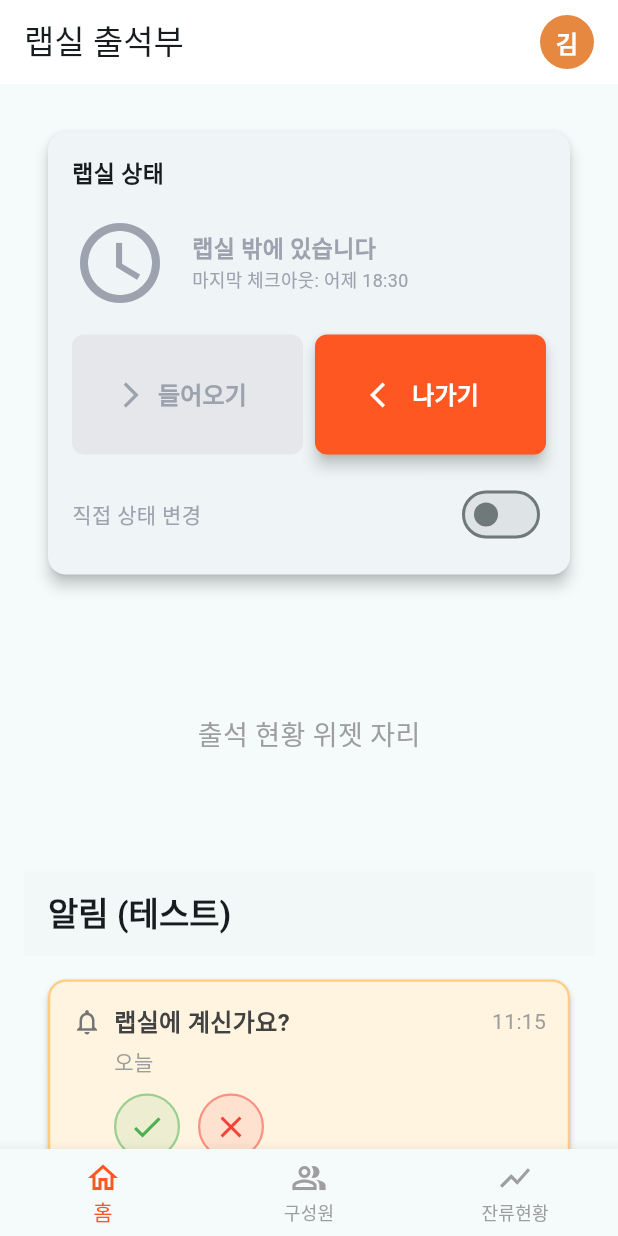
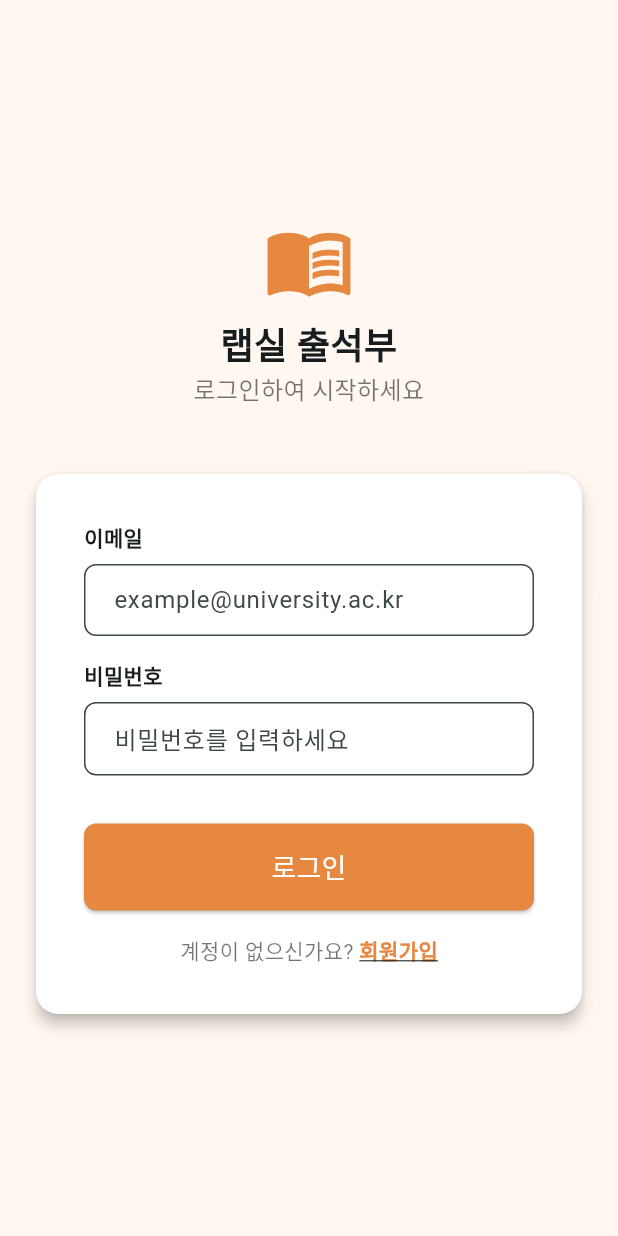
Before and after one commit to tomchaccom/lab_chulseokbu, a Flutter app: the screen it shows after launch, on a phone screen of 412 x 824 dp. Run offline on Flutter 3.47's test engine with Material 3 defaults, Android fonts, the phone set to English and light mode, and no system bars; our stand-ins replace shared_preferences.

Commit message:
한글 입력 테스트

```diff
--- /dev/null
+++ b/frontend/lib/HomeTab/AuthTab/AuthScreen.dart
@@ -0,0 +1,384 @@
+// auth_screens.dart 파일 내용
+
+import 'package:flutter/material.dart';
+import 'package:flutter/gestures.dart';
+// 이미지에서 볼 수 있는 주황색 버튼 색상
+const Color _orangeColor = Color(0xFFE68840);
+const Color _backgroundColor = Color(0xFFFFFFFF);
+const Color _lightOrangeBackground = Color(0xFFFFF7F0);
+// --- 1. 로그인 화면 ---
+class LoginScreen extends StatelessWidget {
+  const LoginScreen({
+    super.key,
+    required this.onLoginSuccess,
+    required this.onGoToSignUp,
+  });
+
+  final VoidCallback onLoginSuccess;
+  final VoidCallback onGoToSignUp;
+
+  @override
+  Widget build(BuildContext context) {
+    return Scaffold(
+      // 💡 수정 1: 전체 Scaffold의 배경색을 연한 주황색 계열로 변경
+      backgroundColor: _lightOrangeBackground,
+      body: Center(
+        child: SingleChildScrollView(
+          padding: const EdgeInsets.symmetric(horizontal: 20.0), // 좌우 패딩 조정
+          child: Column(
+            mainAxisAlignment: MainAxisAlignment.center,
+            crossAxisAlignment: CrossAxisAlignment.stretch,
+            children: <Widget>[
+              // 로고 및 제목
+              const Icon(Icons.menu_book, size: 60, color: _orangeColor),
+              const SizedBox(height: 8),
+              const Text(
+                '랩실 출석부',
+                textAlign: TextAlign.center,
+                style: TextStyle(fontSize: 24, fontWeight: FontWeight.bold),
+              ),
+              const Text(
+                '로그인하여 시작하세요',
+                textAlign: TextAlign.center,
+                style: TextStyle(fontSize: 16, color: Colors.black54), // 색상 조정
+              ),
+              const SizedBox(height: 40),
+
+              // 💡 수정 2: 로그인 폼 부분을 흰색 Card로 감싸서 이미지를 재현
+              Card(
+                color: _backgroundColor, // 카드 배경색을 흰색으로 지정
+                elevation: 4, // 그림자 효과
+                shape: RoundedRectangleBorder(
+                  borderRadius: BorderRadius.circular(15.0),
+                ),
+                child: Padding(
+                  padding: const EdgeInsets.all(32.0),
+                  child: Column(
+                    crossAxisAlignment: CrossAxisAlignment.stretch,
+                    children: <Widget>[
+                      // 이메일 입력 필드
+                      const Text('이메일', style: TextStyle(fontWeight: FontWeight.bold)),
+                      const SizedBox(height: 8),
+                      const TextField(
+                        keyboardType: TextInputType.emailAddress,
+                        decoration: InputDecoration(
+                          hintText: 'example@university.ac.kr',
+                          filled: true,
+                          fillColor: Colors.white, // 배경색이 흰색일 때 대비를 위해 유지
+                          border: OutlineInputBorder(
+                            borderRadius: BorderRadius.all(Radius.circular(8)),
+                            borderSide: BorderSide(
+                            color: Colors.grey, // 이미지와 유사한 연한 회색 테두리
+                              width: 1.0,),
+
+                          ),
+                          contentPadding: EdgeInsets.symmetric(horizontal: 16, vertical: 12),
+                        ),
+                      ),
+                      const SizedBox(height: 16),
+
+                      // 비밀번호 입력 필드
+                      const Text('비밀번호', style: TextStyle(fontWeight: FontWeight.bold)),
+                      const SizedBox(height: 8),
+                      const TextField(
+                        obscureText: true,
+                        decoration: InputDecoration(
+                          hintText: '비밀번호를 입력하세요',
+                          filled: true,
+                          fillColor: Colors.white,
+                          border: OutlineInputBorder(
+                            borderRadius: BorderRadius.all(Radius.circular(8)),
+                            borderSide: BorderSide(
+                              color: Colors.grey, // 이미지와 유사한 연한 회색 테두리
+                              width: 1.0,),
+                          ),
+                          contentPadding: EdgeInsets.symmetric(horizontal: 16, vertical: 12),
+                        ),
+                      ),
+                      const SizedBox(height: 32),
+
+                      // 로그인 버튼
+                      ElevatedButton(
+                        onPressed: onLoginSuccess,
+                        style: ElevatedButton.styleFrom(
+                          backgroundColor: _orangeColor,
+                          foregroundColor: _backgroundColor,
+                          padding: const EdgeInsets.symmetric(vertical: 16),
+                          shape: RoundedRectangleBorder(borderRadius: BorderRadius.circular(8)),
+                        ),
+                        child: const Text('로그인', style: TextStyle(fontSize: 18)),
+                      ),
+
+                      const SizedBox(height: 16),
+
+                      // 계정이 없으신가요? 회원가입
+                      Center(
+                        child: Text.rich(
+                          TextSpan(
+                            text: '계정이 없으신가요? ',
+                            style: const TextStyle(color: Colors.black54),
+                            children: <TextSpan>[
+                              TextSpan(
+                                text: '회원가입',
+                                style: const TextStyle(
+                                  color: _orangeColor,
+                                  fontWeight: FontWeight.bold,
+                                  decoration: TextDecoration.underline, // 옵션: 밑줄 추가
+                                ),
+                                recognizer: TapGestureRecognizer()
+                                  ..onTap = onGoToSignUp,
+                              ),
+                            ],
+                          ),
+                        ),
+                      ),
+                    ],
+                  ),
+                ),
+              ),
+            ],
+          ),
+        ),
+      ),
+    );
+  }
+}
+
+// --- 2. 회원가입 화면 ---
+class SignUpScreen extends StatefulWidget { // 💡 StatefulWidget으로 변경
+  const SignUpScreen({super.key, required this.onGoToLogin});
+
+  final VoidCallback onGoToLogin;
+
+  @override
+  State<SignUpScreen> createState() => _SignUpScreenState();
+}
+
+class _SignUpScreenState extends State<SignUpScreen> {
+  // 💡 1. TextEditingController: 각 입력 필드의 값을 제어
+  final TextEditingController _nameController = TextEditingController();
+  final TextEditingController _studentIdController = TextEditingController();
+  final TextEditingController _phoneController = TextEditingController();
+  final TextEditingController _emailController = TextEditingController();
+
+  // 💡 2. 유효성 검사 상태 변수 (기본값: true. 즉, 오류가 없다는 상태)
+  bool _isNameValid = true;
+  bool _isStudentIdValid = true;
+  bool _isPhoneValid = true;
+  bool _isEmailValid = true;
+
+  // 💡 3. 유효성 검사 로직
+  void _validateAndSubmit() {
+    setState(() {
+      // 모든 필드의 현재 유효성 검사 실행
+      _isNameValid = _nameController.text.isNotEmpty;
+      // 학번은 8자리 이상인지 추가 검사 (이미지 '8-10자리 숫자' 참고)
+      _isStudentIdValid = _studentIdController.text.length >= 8;
+      _isPhoneValid = _phoneController.text.isNotEmpty;
+      _isEmailValid = _emailController.text.isNotEmpty;
+    });
+
+    // 모든 필드가 유효하면 로그인 화면으로 돌아갑니다. (실제로는 서버 가입 로직 수행)
+    if (_isNameValid && _isStudentIdValid && _isPhoneValid && _isEmailValid) {
+      widget.onGoToLogin();
+    }
+  }
+
+  @override
+  void dispose() {
+    // Controller 사용 후 반드시 dispose
+    _nameController.dispose();
+    _studentIdController.dispose();
+    _phoneController.dispose();
+    _emailController.dispose();
+    super.dispose();
+  }
+
+  @override
+  Widget build(BuildContext context) {
+    // ... (build 메서드 내용: 이 부분은 이전 코드와 동일합니다)
+    return Scaffold(
+      appBar: AppBar(
+        leading: IconButton(
+          icon: const Icon(Icons.arrow_back),
+          onPressed: widget.onGoToLogin,
+          color: Colors.black,
+        ),
+        title: const Text('회원가입', style: TextStyle(color: Colors.black)),
+        backgroundColor: _lightOrangeBackground,
+      ),
+      backgroundColor: _lightOrangeBackground, // 수정: 배경색 _backgroundColor -> _lightOrangeBackground
+      body: SingleChildScrollView(
+        padding: const EdgeInsets.all(32.0),
+        child: Column(
+          crossAxisAlignment: CrossAxisAlignment.stretch,
+          children: <Widget>[
+            // ... (앱 로고 및 제목)
+            const Icon(Icons.menu_book, size: 60, color: _orangeColor),
+            const SizedBox(height: 16),
+            const Text(
+              '회원가입',
+              textAlign: TextAlign.center,
+              style: TextStyle(fontSize: 24, fontWeight: FontWeight.bold),
+            ),
+            const Text(
+              '정보를 입력하여 가입하세요',
+              textAlign: TextAlign.center,
+              style: TextStyle(fontSize: 16, color: Colors.grey),
+            ),
+            const SizedBox(height: 32),
+
+            // 입력 폼을 흰색 카드로 감싸서 이미지 디자인 재현
+            Card(
+              color: _backgroundColor,
+              elevation: 4,
+              shape: RoundedRectangleBorder(
+                borderRadius: BorderRadius.circular(15.0),
+              ),
+              child: Padding(
+                padding: const EdgeInsets.all(24.0),
+                child: Column(
+                  crossAxisAlignment: CrossAxisAlignment.stretch,
+                  children: [
+                    // 이름 입력 필드
+                    _buildInputField(
+                      controller: _nameController,
+                      label: '이름',
+                      hintText: '홍길동',
+                      isValid: _isNameValid,
+                      errorMessage: '이름을 입력해주세요',
+                    ),
+
+                    // 학번 입력 필드
+                    _buildInputField(
+                      controller: _studentIdController,
+                      label: '학번',
+                      hintText: '20241234',
+                      keyboardType: TextInputType.number,
+                      helperText: '8-10자리 숫자',
+                      isValid: _isStudentIdValid,
+                      errorMessage: '학번을 8자리 이상 입력해주세요',
+                    ),
+
+                    // 전화번호 입력 필드
+                    _buildInputField(
+                      controller: _phoneController,
+                      label: '전화번호',
+                      hintText: '010-1234-5678',
+                      keyboardType: TextInputType.phone,
+                      isValid: _isPhoneValid,
+                      errorMessage: '전화번호를 입력해주세요',
+                    ),
+
+                    // 이메일 입력 필드
+                    _buildInputField(
+                      controller: _emailController,
+                      label: '이메일',
+                      hintText: 'example@university.ac.kr',
+                      keyboardType: TextInputType.emailAddress,
+                      isValid: _isEmailValid,
+                      errorMessage: '이메일을 입력해주세요',
+                    ),
+
+                    const SizedBox(height: 16),
+                  ],
+                ),
+              ),
+            ),
+            const SizedBox(height: 40),
+
+            // 가입하기 버튼
+            ElevatedButton(
+              onPressed: _validateAndSubmit,
+              style: ElevatedButton.styleFrom(
+                backgroundColor: _orangeColor,
+                foregroundColor: _backgroundColor,
+                padding: const EdgeInsets.symmetric(vertical: 16),
+                shape: RoundedRectangleBorder(borderRadius: BorderRadius.circular(8)),
+              ),
+              child: const Text('가입하기', style: TextStyle(fontSize: 18)),
+            ),
+          ],
+        ),
+      ),
+    );
+  }
+
+  // 💡 4. 공통 입력 필드 위젯 (이 메서드를 클래스 내부에 정의해야 합니다!)
+  Widget _buildInputField({
+    required TextEditingController controller,
+    required String label,
+    required String hintText,
+    required bool isValid,
+    required String errorMessage,
+    TextInputType keyboardType = TextInputType.text,
+    String? helperText,
+    bool obscureText = false,
+  }) {
+    const Color _orangeColor = Color(0xFFE68840); // _buildInputField 내에서도 사용하기 위해 재정의 혹은 상단 const 사용
+
+    // 오류가 있을 경우 빨간색 테두리
+    final borderColor = isValid ? Colors.grey : Colors.red;
+
+    return Padding(
+      padding: const EdgeInsets.only(bottom: 20.0), // 필드 간 간격
+      child: Column(
+        crossAxisAlignment: CrossAxisAlignment.start,
+        children: [
+          Text(label, style: const TextStyle(fontWeight: FontWeight.bold)),
+          if (helperText != null)
+            Text(helperText, style: const TextStyle(fontSize: 12, color: Colors.black54)),
+          const SizedBox(height: 8),
+          TextField(
+            controller: controller,
+            keyboardType: keyboardType,
+            obscureText: obscureText,
+            decoration: InputDecoration(
+              hintText: hintText,
+              filled: true,
+              fillColor: Colors.white,
+              // 💡 테두리 색상을 isValid 상태에 따라 변경
+              border: OutlineInputBorder(
+                borderRadius: const BorderRadius.all(Radius.circular(8)),
+                borderSide: BorderSide(
+                  color: borderColor,
+                  width: 1.0,
+                ),
+              ),
+              // 💡 포커스 시 테두리 색상도 변경 (에러 상태가 아닐 경우 주황색 유지)
+              focusedBorder: OutlineInputBorder(
+                borderRadius: const BorderRadius.all(Radius.circular(8)),
+                borderSide: BorderSide(
+                  color: isValid ? _orangeColor : Colors.red,
+                  width: 1.0,
+                ),
+              ),
+              contentPadding: const EdgeInsets.symmetric(horizontal: 16, vertical: 12),
+            ),
+            // 입력할 때마다 유효성 상태를 리셋하여 경고를 숨기기 위해 리스너 추가 (옵션)
+            onChanged: (text) {
+              if (!isValid) {
+                setState(() {
+                  // 사용자가 입력 시작하면 오류 표시를 숨김
+                  if (label == '이름') _isNameValid = true;
+                  if (label == '학번') _isStudentIdValid = true;
+                  if (label == '전화번호') _isPhoneValid = true;
+                  if (label == '이메일') _isEmailValid = true;
+                });
+              }
+            },
+          ),
+          // 💡 유효성 검사 실패 시 경고 메시지 출력
+          if (!isValid)
+            Padding(
+              padding: const EdgeInsets.only(top: 4.0),
+              child: Text(
+                errorMessage,
+                style: const TextStyle(color: Colors.red, fontSize: 13),
+              ),
+            ),
+        ],
+      ),
+    );
+  }
+}
--- a/frontend/lib/main.dart
+++ b/frontend/lib/main.dart
@@ -5,12 +5,66 @@ import 'package:frontend/TabBar/Shared_widgets.dart';
 import 'package:frontend/HomeTab/Views/NotificationView.dart';
 import 'package:frontend/HomeTab/Views/daily_status_view.dart';
 import 'package:frontend/HomeTab/Views/EditProfileView.dart';
+import 'package:frontend/HomeTab/AuthTab/AuthScreen.dart';
 void main() {
   runApp(const MyApp());
 }
 
 const BGC = Color(0xFFFFFFFF);
 
+
+class AuthGate extends StatefulWidget {
+  const AuthGate({super.key});
+
+  @override
+  State<AuthGate> createState() => _AuthGateState();
+}
+
+
+class _AuthGateState extends State<AuthGate> {
+  // 💡 핵심: 로그인 상태를 관리하는 변수 (기본값: false)
+  bool _isLoggedIn = false;
+  // 💡 회원가입/로그인 화면 전환을 위한 변수 (기본값: false)
+  bool _isSigningUp = false;
+
+  void _handleLoginSuccess() {
+    setState(() {
+      _isLoggedIn = true;
+    });
+  }
+
+  void _handleGoToSignUp() {
+    setState(() {
+      _isSigningUp = true;
+    });
+  }
+
+  void _handleGoToLogin() {
+    setState(() {
+      _isSigningUp = false;
+    });
+  }
+
+  @override
+  Widget build(BuildContext context) {
+    if (_isLoggedIn) {
+      // 🟢 로그인 상태일 경우: 메인 화면 (`MyHomePage`) 표시
+      return const MyHomePage(title: '랩실 출석부');
+    } else {
+      // 🔴 로그아웃 상태일 경우
+      if (_isSigningUp) {
+        // 회원가입 화면 표시 (auth_screens.dart에서 import)
+        return SignUpScreen(onGoToLogin: _handleGoToLogin);
+      } else {
+        // 로그인 화면 표시 (auth_screens.dart에서 import)
+        return LoginScreen(
+          onLoginSuccess: _handleLoginSuccess,
+          onGoToSignUp: _handleGoToSignUp,
+        );
+      }
+    }
+  }
+}
 class MyApp extends StatelessWidget {
   const MyApp({super.key});
 
@@ -24,7 +78,7 @@ class MyApp extends StatelessWidget {
       theme: ThemeData(
         colorScheme: ColorScheme.fromSeed(seedColor: BGC),
       ),
-      home: const MyHomePage(title: '랩실 출석부'),
+      home: const AuthGate(),
     );
   }
 }
```
